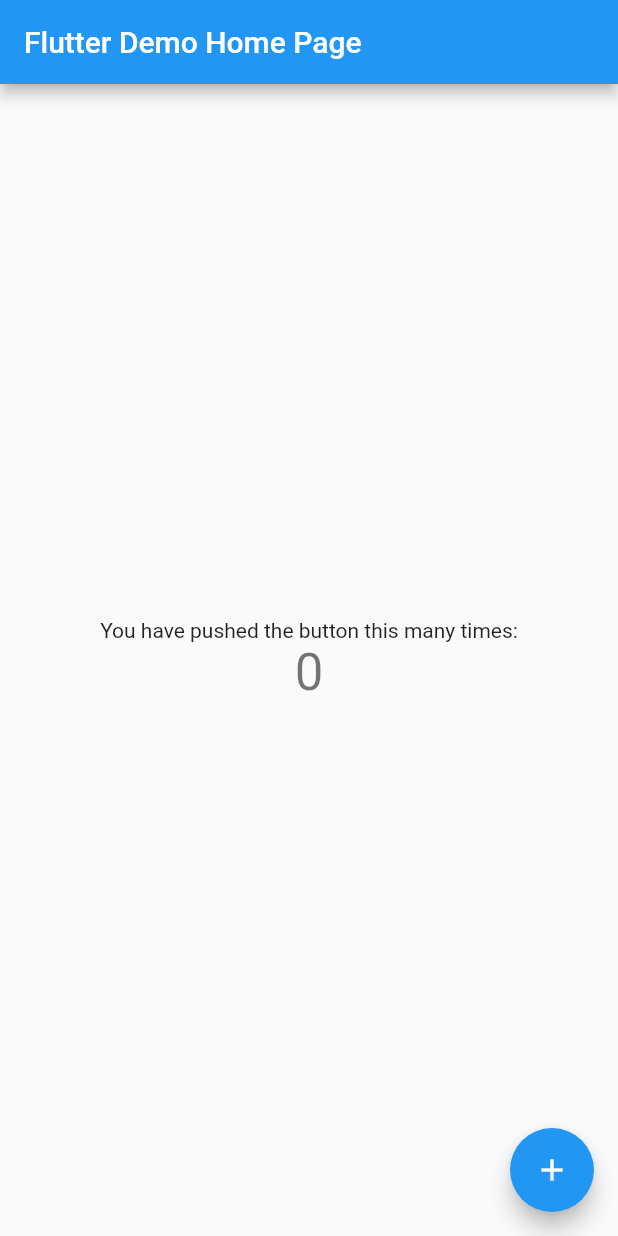
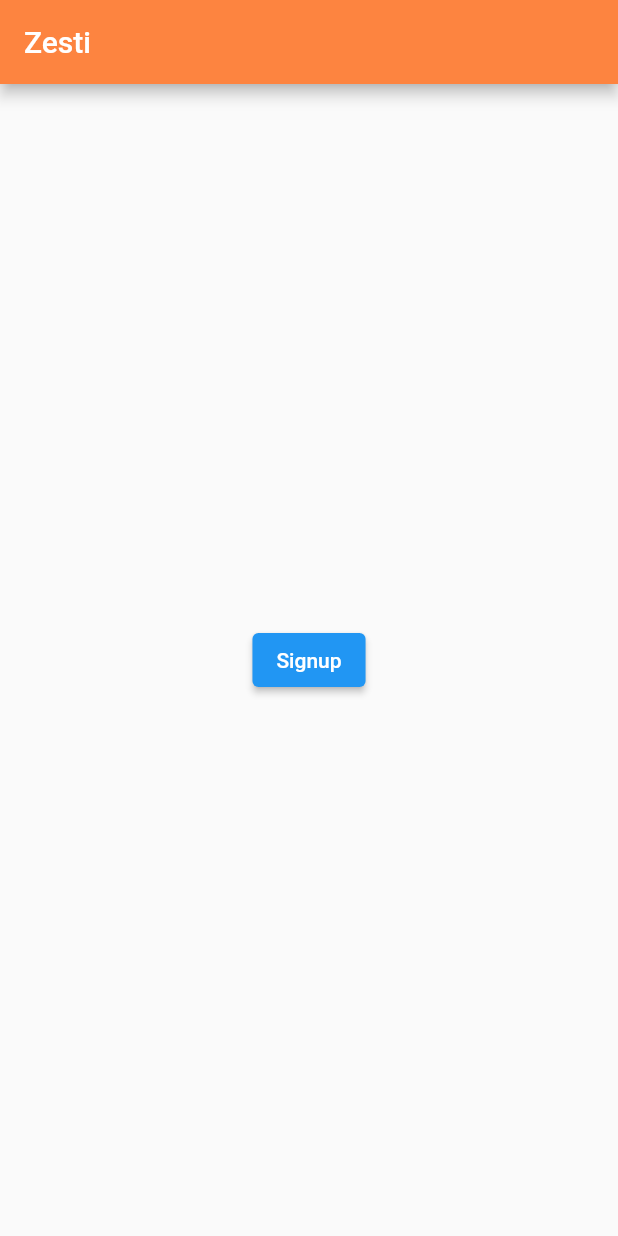
Before and after one commit to chensterman/Zesti, a Flutter app: the screen it shows after launch, on a phone screen of 412 x 824 dp. Run offline on Flutter 3.47's test engine with Material 2 defaults, Android fonts, the phone set to English and light mode, and no system bars; our stand-ins replace flutter_datetime_picker, flutter_svg.

Commit message:
signup screens

```diff
--- a/lib/main.dart
+++ b/lib/main.dart
@@ -1,113 +1,37 @@
 import 'package:flutter/material.dart';
+import 'package:zesti/theme/theme.dart';
+import 'package:zesti/views/signup/phone.dart';
+import 'package:zesti/views/signup/name.dart';
 
 void main() {
-  runApp(MyApp());
+  runApp(MaterialApp(
+    debugShowCheckedModeBanner: false,
+    title: "Zesti",
+    home: Home(),
+  ));
 }
 
-class MyApp extends StatelessWidget {
+class Home extends StatelessWidget {
   // This widget is the root of your application.
   @override
   Widget build(BuildContext context) {
-    return MaterialApp(
-      title: 'Flutter Demo',
-      theme: ThemeData(
-        // This is the theme of your application.
-        //
-        // Try running your application with "flutter run". You'll see the
-        // application has a blue toolbar. Then, without quitting the app, try
-        // changing the primarySwatch below to Colors.green and then invoke
-        // "hot reload" (press "r" in the console where you ran "flutter run",
-        // or simply save your changes to "hot reload" in a Flutter IDE).
-        // Notice that the counter didn't reset back to zero; the application
-        // is not restarted.
-        primarySwatch: Colors.blue,
+    return Scaffold(
+      appBar: AppBar(
+        title: const Text('Zesti'),
+        backgroundColor: CustomTheme.lightTheme.primaryColor,
       ),
-      home: MyHomePage(title: 'Flutter Demo Home Page'),
+      body: Center(
+          child: Container(
+        child: ElevatedButton(
+          onPressed: () {
+            Navigator.push(
+              context,
+              MaterialPageRoute(builder: (context) => Phone()),
+            );
+          },
+          child: Text("Signup"),
+        ),
+      )),
     );
   }
 }
-
-class MyHomePage extends StatefulWidget {
-  MyHomePage({Key key, this.title}) : super(key: key);
-
-  // This widget is the home page of your application. It is stateful, meaning
-  // that it has a State object (defined below) that contains fields that affect
-  // how it looks.
-
-  // This class is the configuration for the state. It holds the values (in this
-  // case the title) provided by the parent (in this case the App widget) and
-  // used by the build method of the State. Fields in a Widget subclass are
-  // always marked "final".
-
-  final String title;
-
-  @override
-  _MyHomePageState createState() => _MyHomePageState();
-}
-
-class _MyHomePageState extends State<MyHomePage> {
-  int _counter = 0;
-
-  void _incrementCounter() {
-    setState(() {
-      // This call to setState tells the Flutter framework that something has
-      // changed in this State, which causes it to rerun the build method below
-      // so that the display can reflect the updated values. If we changed
-      // _counter without calling setState(), then the build method would not be
-      // called again, and so nothing would appear to happen.
-      _counter++;
-    });
-  }
-
-  @override
-  Widget build(BuildContext context) {
-    // This method is rerun every time setState is called, for instance as done
-    // by the _incrementCounter method above.
-    //
-    // The Flutter framework has been optimized to make rerunning build methods
-    // fast, so that you can just rebuild anything that needs updating rather
-    // than having to individually change instances of widgets.
-    return Scaffold(
-      appBar: AppBar(
-        // Here we take the value from the MyHomePage object that was created by
-        // the App.build method, and use it to set our appbar title.
-        title: Text(widget.title),
-      ),
-      body: Center(
-        // Center is a layout widget. It takes a single child and positions it
-        // in the middle of the parent.
-        child: Column(
-          // Column is also a layout widget. It takes a list of children and
-          // arranges them vertically. By default, it sizes itself to fit its
-          // children horizontally, and tries to be as tall as its parent.
-          //
-          // Invoke "debug painting" (press "p" in the console, choose the
-          // "Toggle Debug Paint" action from the Flutter Inspector in Android
-          // Studio, or the "Toggle Debug Paint" command in Visual Studio Code)
-          // to see the wireframe for each widget.
-          //
-          // Column has various properties to control how it sizes itself and
-          // how it positions its children. Here we use mainAxisAlignment to
-          // center the children vertically; the main axis here is the vertical
-          // axis because Columns are vertical (the cross axis would be
-          // horizontal).
-          mainAxisAlignment: MainAxisAlignment.center,
-          children: <Widget>[
-            Text(
-              'You have pushed the button this many times:',
-            ),
-            Text(
-              '$_counter',
-              style: Theme.of(context).textTheme.headline4,
-            ),
-          ],
-        ),
-      ),
-      floatingActionButton: FloatingActionButton(
-        onPressed: _incrementCounter,
-        tooltip: 'Increment',
-        child: Icon(Icons.add),
-      ), // This trailing comma makes auto-formatting nicer for build methods.
-    );
-  }
-}
--- /dev/null
+++ b/lib/theme/theme.dart
@@ -0,0 +1,28 @@
+import 'package:flutter/material.dart';
+
+class CustomTheme {
+  static var containerWidth = 0.85;
+  static double containerPadding = 20;
+  static Color gray = Color(0xFFDCDCDC);
+  static ThemeData get lightTheme {
+    //1
+    return ThemeData(
+        //2
+        primaryColor: Color(0xFFFD8440),
+        accentColor: Color(0xFFF2A000),
+        scaffoldBackgroundColor: Colors.white,
+        fontFamily: 'Jost', //3
+        textTheme: TextTheme(
+          headline1: TextStyle(
+              fontSize: 30, fontWeight: FontWeight.bold, fontFamily: 'Jost'),
+          headline2: TextStyle(fontSize: 25, fontWeight: FontWeight.bold),
+          bodyText2: TextStyle(fontSize: 16, fontFamily: 'Hind'),
+        ),
+        buttonTheme: ButtonThemeData(
+          // 4
+          shape:
+              RoundedRectangleBorder(borderRadius: BorderRadius.circular(18.0)),
+          buttonColor: Colors.blue,
+        ));
+  }
+}
```
Also changed, not shown: lib/views/shared/input.dart (added, +48 -0 lines), lib/views/signup/birthday.dart (added, +121 -0 lines), lib/views/signup/name.dart (added, +101 -0 lines), lib/views/signup/phone.dart (added, +103 -0 lines), lib/views/signup/signup.dart (added, +14 -0 lines), pubspec.yaml (+8 -7 lines), assets/birthday.svg (added), assets/name.svg (added), assets/phone.svg (added), pubspec.lock, 3 other files.
